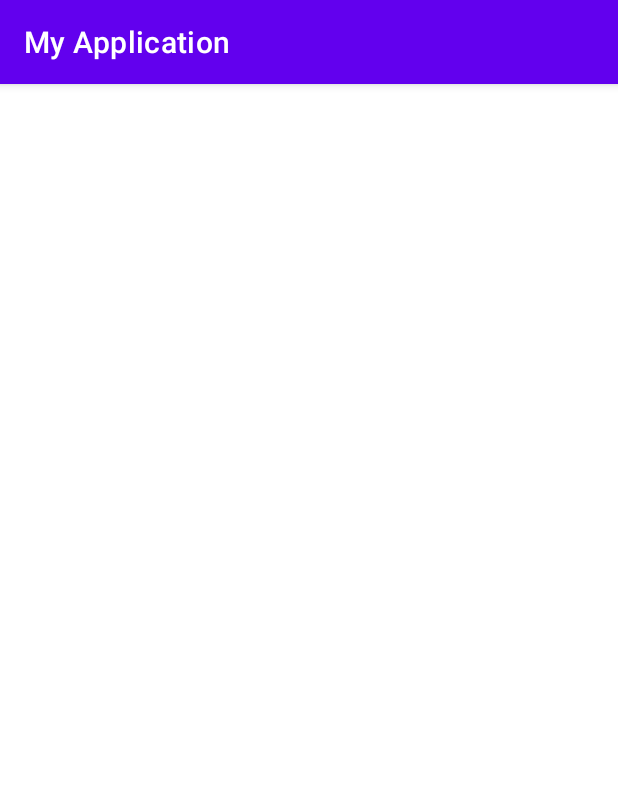
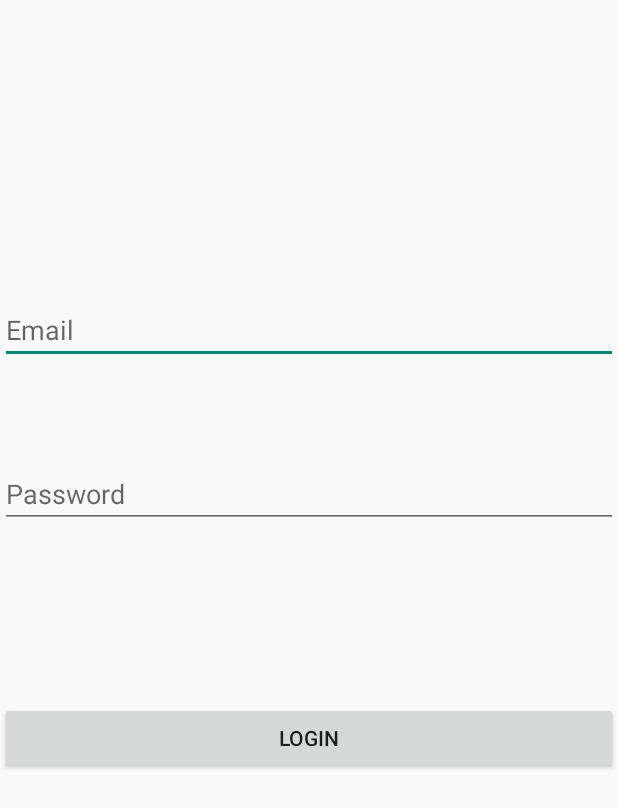
Before and after one commit to EuniceFoo533/VehicleSmartParkingApp, an Android app: the screen it shows after launch (MainActivity), on a phone screen of 412 x 824 dp. Shown: the top 808 px of the screen. Run offline under Robolectric (Android 15) with nearby library versions, the phone set to English and light mode, and no system bars.

Commit message:
Vehicle Smart Parking App

```diff
--- a/app/src/main/java/com/example/myapplication/MainActivity.kt
+++ b/app/src/main/java/com/example/myapplication/MainActivity.kt
@@ -2,10 +2,31 @@ package com.example.myapplication
 
 import androidx.appcompat.app.AppCompatActivity
 import android.os.Bundle
+import android.widget.Button
+import android.widget.EditText
+import android.widget.Toast
+
 
 class MainActivity : AppCompatActivity() {
     override fun onCreate(savedInstanceState: Bundle?) {
         super.onCreate(savedInstanceState)
         setContentView(R.layout.activity_main)
+
+        var login :Button = findViewById(R.id.button)
+
+        var editEmail :EditText =findViewById(R.id.editEmail)
+        var editPassword :EditText = findViewById(R.id.editPassword)
+
+        login.setOnClickListener{
+            if(editEmail.text.isNullOrBlank() && editPassword.text.isNullOrBlank())
+            {
+                Toast.makeText(this,"Please fill in the details" , Toast.LENGTH_SHORT).show()
+            }
+
+            else
+            {
+             Toast.makeText(this,"${editEmail.text} is login", Toast.LENGTH_SHORT).show()
+            }
+        }
     }
 }
--- a/app/src/main/res/layout/activity_main.xml
+++ b/app/src/main/res/layout/activity_main.xml
@@ -4,4 +4,45 @@
     xmlns:tools="http://schemas.android.com/tools"
     android:layout_width="match_parent"
     android:layout_height="match_parent"
-    tools:context=".MainActivity"/>
+    tools:context=".MainActivity">
+
+    <EditText
+        android:id="@+id/editEmail"
+        android:layout_width="0dp"
+        android:layout_height="wrap_content"
+        android:ems="10"
+        android:hint="Email"
+        android:inputType="textEmailAddress"
+        app:layout_constraintBottom_toBottomOf="parent"
+        app:layout_constraintEnd_toEndOf="parent"
+        app:layout_constraintHorizontal_bias="0.0"
+        app:layout_constraintStart_toStartOf="parent"
+        app:layout_constraintTop_toTopOf="parent"
+        app:layout_constraintVertical_bias="0.253" />
+
+
+    <EditText
+        android:id="@+id/editPassword"
+        android:layout_width="0dp"
+        android:layout_height="wrap_content"
+        android:layout_marginTop="64dp"
+        android:ems="10"
+        android:hint="Password"
+        android:inputType="textPassword"
+        app:layout_constraintEnd_toEndOf="parent"
+        app:layout_constraintHorizontal_bias="0.0"
+        app:layout_constraintStart_toStartOf="parent"
+        app:layout_constraintTop_toBottomOf="@+id/editEmail" />
+
+    <Button
+        android:id="@+id/button"
+        android:layout_width="match_parent"
+        android:layout_height="wrap_content"
+        android:layout_marginBottom="308dp"
+        android:text="Login"
+        app:layout_constraintBottom_toBottomOf="parent"
+        app:layout_constraintEnd_toEndOf="parent"
+        app:layout_constraintHorizontal_bias="0.0"
+        app:layout_constraintStart_toStartOf="parent" />
+
+</androidx.constraintlayout.widget.ConstraintLayout>
--- a/app/src/main/res/values/colors.xml
+++ b/app/src/main/res/values/colors.xml
@@ -7,4 +7,5 @@
     <color name="teal_700">#FF018786</color>
     <color name="black">#FF000000</color>
     <color name="white">#FFFFFFFF</color>
+    <color name="red">#F10A0A</color>
 </resources>
--- a/app/src/main/res/values/themes.xml
+++ b/app/src/main/res/values/themes.xml
@@ -1,6 +1,6 @@
 <resources xmlns:tools="http://schemas.android.com/tools">
     <!-- Base application theme. -->
-    <style name="Theme.MyApplication" parent="Theme.MaterialComponents.DayNight.DarkActionBar">
+    <style name="Theme.MyApplication" parent="Theme.AppCompat.Light.NoActionBar">
         <!-- Primary brand color. -->
         <item name="colorPrimary">@color/purple_500</item>
         <item name="colorPrimaryVariant">@color/purple_700</item>
```
